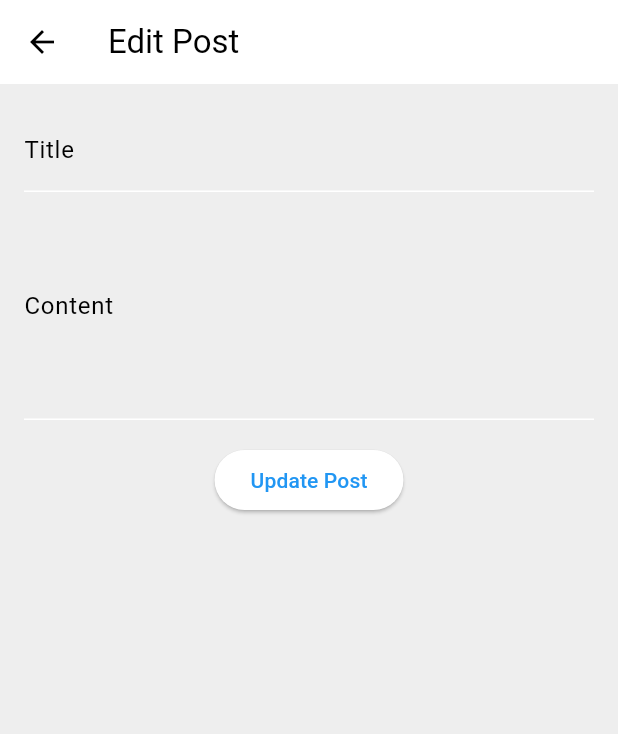
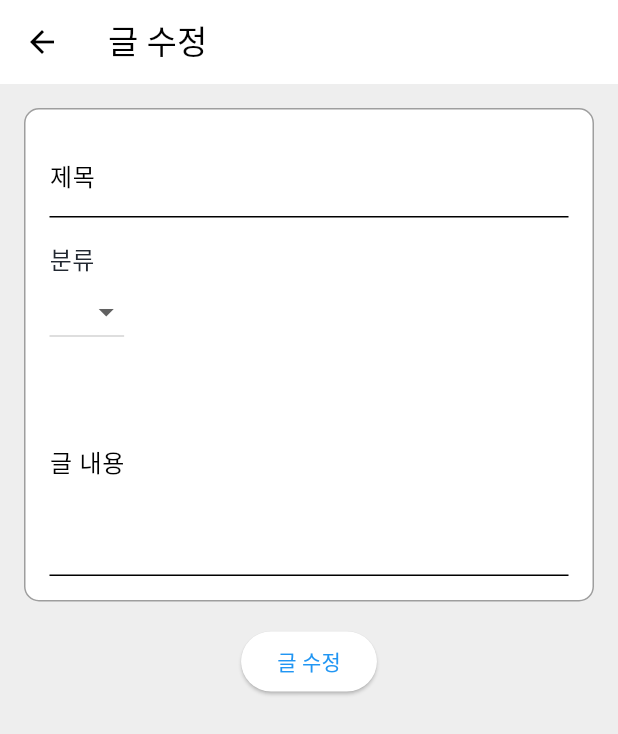
Before and after one commit to ha9eun/madcamp2_fridge_front, a Flutter app: the EditPostPage screen opened directly with empty values, on a phone screen of 412 x 824 dp. Shown: the top 734 px of the screen. Run offline on Flutter 3.47's test engine with Material 3 defaults, Android fonts, the phone set to English and light mode, and no system bars; our stand-ins replace fluttertoast, google_generative_ai, shared_preferences, youtube_player_flutter; missing offline and left inert: kakao_flutter_sdk_user; accounts and stored records are empty; network calls fail.

Commit message:
Modify: 커뮤니티 변경

```diff
--- a/lib/view/add_post_page.dart
+++ b/lib/view/add_post_page.dart
@@ -39,7 +39,6 @@ class _AddPostPageState extends State<AddPostPage> {
     Provider.of<CommunityViewModel>(context, listen: false)
         .addPost(post)
         .then((_) {
-      Fluttertoast.showToast(msg: '등록되었습니다');
       Navigator.pop(context);
     });
   }
--- a/lib/view/edit_post_page.dart
+++ b/lib/view/edit_post_page.dart
@@ -1,5 +1,6 @@
 import 'package:flutter/material.dart';
 import 'package:provider/provider.dart';
+import 'package:fluttertoast/fluttertoast.dart';
 import '../view_model/community_view_model.dart';
 import '../model/board_model.dart';
 
@@ -15,53 +16,105 @@ class EditPostPage extends StatefulWidget {
 class _EditPostPageState extends State<EditPostPage> {
   late TextEditingController titleController;
   late TextEditingController contentController;
+  String _selectedCategory = '자유';
 
   @override
   void initState() {
     super.initState();
     titleController = TextEditingController(text: widget.post.title);
     contentController = TextEditingController(text: widget.post.content);
+    _selectedCategory = widget.post.category;
   }
 
-  @override
-  Widget build(BuildContext context) {
-    return Scaffold(
-      appBar: AppBar(title: Text('Edit Post')),
-      body: Padding(
-        padding: const EdgeInsets.all(16.0),
-        child: Column(
-          children: [
-            TextField(
-              controller: titleController,
-              decoration: InputDecoration(labelText: 'Title'),
-            ),
-            TextField(
-              controller: contentController,
-              decoration: InputDecoration(labelText: 'Content'),
-              maxLines: 5,
-            ),
-            SizedBox(height: 16),
-            ElevatedButton(
-              onPressed: () {
+  void _editPost() {
     final title = titleController.text;
     final content = contentController.text;
+    if (title.isEmpty || content.isEmpty) {
+      Fluttertoast.showToast(msg: '내용이 부족합니다');
+      return;
+    }
+
     final updatedPost = Board(
       boardId: widget.post.boardId,
       title: title,
       writerId: widget.post.writerId,
       content: content,
       createdAt: widget.post.createdAt,
-                  category: widget.post.category,
+      category: _selectedCategory,
       writerNickname: widget.post.writerNickname,
     );
 
     Provider.of<CommunityViewModel>(context, listen: false)
         .editPost(updatedPost)
         .then((_) {
+      Fluttertoast.showToast(msg: '수정되었습니다');
       Navigator.pop(context);
     });
+  }
+
+  @override
+  Widget build(BuildContext context) {
+    return Scaffold(
+      appBar: AppBar(title: Text('글 수정')),
+      body: SingleChildScrollView(
+        padding: const EdgeInsets.all(16.0),
+        child: Column(
+          children: [
+            Container(
+              padding: EdgeInsets.all(16.0),
+              decoration: BoxDecoration(
+                color: Colors.white,
+                border: Border.all(color: Colors.grey),
+                borderRadius: BorderRadius.circular(10),
+              ),
+              child: Column(
+                crossAxisAlignment: CrossAxisAlignment.start,
+                children: [
+                  TextField(
+                    controller: titleController,
+                    decoration: InputDecoration(
+                      labelText: '제목',
+                      enabledBorder: UnderlineInputBorder(
+                        borderSide: BorderSide(color: Colors.black),
+                      ),
+                    ),
+                  ),
+                  SizedBox(height: 16),
+                  Text('분류', style: TextStyle(fontSize: 16)),
+                  DropdownButton<String>(
+                    value: _selectedCategory,
+                    onChanged: (String? newValue) {
+                      setState(() {
+                        _selectedCategory = newValue!;
+                      });
                     },
-              child: Text('Update Post'),
+                    items: <String>['자유', '질문', '공유']
+                        .map<DropdownMenuItem<String>>((String value) {
+                      return DropdownMenuItem<String>(
+                        value: value,
+                        child: Text(value),
+                      );
+                    }).toList(),
+                    dropdownColor: Colors.grey[200], // 드롭다운 배경색 변경
+                    style: TextStyle(color: Colors.black), // 드롭다운 텍스트 색상 변경
+                  ),
+                  TextField(
+                    controller: contentController,
+                    decoration: InputDecoration(
+                      labelText: '글 내용',
+                      enabledBorder: UnderlineInputBorder(
+                        borderSide: BorderSide(color: Colors.black),
+                      ),
+                    ),
+                    maxLines: 5,
+                  ),
+                ],
+              ),
+            ),
+            SizedBox(height: 16),
+            ElevatedButton(
+              onPressed: _editPost,
+              child: Text('글 수정'),
             ),
           ],
         ),
--- a/lib/view/post_detail_page.dart
+++ b/lib/view/post_detail_page.dart
@@ -31,7 +31,7 @@ class _PostDetailPageState extends State<PostDetailPage> {
     final userId = userViewModel.kakaoId;
     return Scaffold(
       appBar: AppBar(
-        title: Text('Post Details'),
+        title: Text('글 상세보기'),
         actions: [
           Consumer<CommunityViewModel>(
             builder: (context, viewModel, child) {
@@ -66,23 +66,25 @@ class _PostDetailPageState extends State<PostDetailPage> {
                 Text(post.createdAt, style: TextStyle(color: Colors.grey)),
                 SizedBox(height: 8),
                 Text(post.content),
-                SizedBox(height: 16),
-                ElevatedButton(
-                  onPressed: () {
-                    Navigator.push(
-                      context,
-                      MaterialPageRoute(
-                        builder: (context) => CommentPage(postId: widget.postId),
-                      ),
-                    );
-                  },
-                  child: Text('댓글 보기'),
-                ),
               ],
             ),
           );
         },
       ),
+      floatingActionButton: FloatingActionButton.extended(
+        onPressed: () {
+          Navigator.push(
+            context,
+            MaterialPageRoute(
+              builder: (context) => CommentPage(postId: widget.postId),
+            ),
+          );
+        },
+        label: Text('댓글 보기'),
+        icon: Icon(Icons.comment),
+        backgroundColor: Theme.of(context).primaryColor,
+      ),
+      floatingActionButtonLocation: FloatingActionButtonLocation.centerFloat,
     );
   }
 
@@ -94,7 +96,7 @@ class _PostDetailPageState extends State<PostDetailPage> {
           children: [
             ListTile(
               leading: Icon(Icons.edit),
-              title: Text('Edit'),
+              title: Text('수정'),
               onTap: () {
                 Navigator.pop(context);
                 Navigator.push(
@@ -107,7 +109,7 @@ class _PostDetailPageState extends State<PostDetailPage> {
             ),
             ListTile(
               leading: Icon(Icons.delete),
-              title: Text('Delete'),
+              title: Text('삭제'),
               onTap: () {
                 Navigator.pop(context);
                 _confirmDeletePost(post.boardId);
@@ -124,15 +126,15 @@ class _PostDetailPageState extends State<PostDetailPage> {
       context: context,
       builder: (context) {
         return AlertDialog(
-          title: Text('Delete Post'),
-          content: Text('Are you sure you want to delete this post?'),
+          title: Text('삭제 확인'),
+          content: Text('이 글을 삭제하시겠습니까?'),
           backgroundColor: Color(0xFFEEEEEE), // 연한 배경색 설정
           actions: [
             TextButton(
               onPressed: () {
                 Navigator.pop(context);
               },
-              child: Text('Cancel'),
+              child: Text('취소'),
             ),
             ElevatedButton(
               onPressed: () {
@@ -142,7 +144,7 @@ class _PostDetailPageState extends State<PostDetailPage> {
                   Navigator.pop(context);
                 });
               },
-              child: Text('Delete'),
+              child: Text('삭제'),
             ),
           ],
         );
--- a/lib/view_model/community_view_model.dart
+++ b/lib/view_model/community_view_model.dart
@@ -7,9 +7,11 @@ import 'package:fluttertoast/fluttertoast.dart';
 class CommunityViewModel extends ChangeNotifier {
   List<Board> _boards = [];
   List<Comment> _comments = [];
+  List<Board> _filteredBoards = [];
   bool _isLoading = false;
 
   List<Board> get boards => _boards;
+  List<Board> get filteredBoards => _filteredBoards;
   List<Comment> get comments => _comments;
   bool get isLoading => _isLoading;
 
@@ -22,6 +24,7 @@ class CommunityViewModel extends ChangeNotifier {
     notifyListeners();
     try {
       _boards = await CommunityService.getPosts();
+      _filteredBoards = _boards;
     } catch (e) {
       print('Error fetching posts: $e');
     } finally {
@@ -45,30 +48,39 @@ class CommunityViewModel extends ChangeNotifier {
   Future<void> addPost(Board post) async {
     await CommunityService.addPost(post);
     fetchPosts();
-    Fluttertoast.showToast(msg: 'Post added successfully');
+    Fluttertoast.showToast(msg: '글이 등록되었습니다.');
   }
 
   Future<void> deletePost(int postId) async {
     await CommunityService.deletePost(postId);
     fetchPosts();
-    Fluttertoast.showToast(msg: 'Post deleted successfully');
+    Fluttertoast.showToast(msg: '글이 삭제되었습니다.');
   }
 
   Future<void> addComment(Comment comment) async {
     await CommunityService.addComment(comment);
     fetchComments(comment.boardId);
-    Fluttertoast.showToast(msg: 'Comment added successfully');
+    Fluttertoast.showToast(msg: '댓글이 추가되었습니다.');
   }
 
   Future<void> deleteComment(int commentId, int boardId) async {
     await CommunityService.deleteComment(commentId);
     fetchComments(boardId);
-    Fluttertoast.showToast(msg: 'Comment deleted successfully');
+    Fluttertoast.showToast(msg: '댓글이 삭제되었습니다.');
   }
 
   Future<void> editPost(Board post) async {
     await CommunityService.editPost(post);
     fetchPosts();
-    Fluttertoast.showToast(msg: 'Post edited successfully');
+    Fluttertoast.showToast(msg: '글이 수정되었습니다.');
+  }
+
+  void filterPostsByCategory(String category) {
+    if (category == '전체') {
+      _filteredBoards = _boards;
+    } else {
+      _filteredBoards = _boards.where((board) => board.category == category).toList();
+    }
+    notifyListeners();
   }
 }
```
Also changed, not shown: lib/view/community_view.dart (+51 -37 lines). Lines whose indentation alone changed are shown as unchanged.
